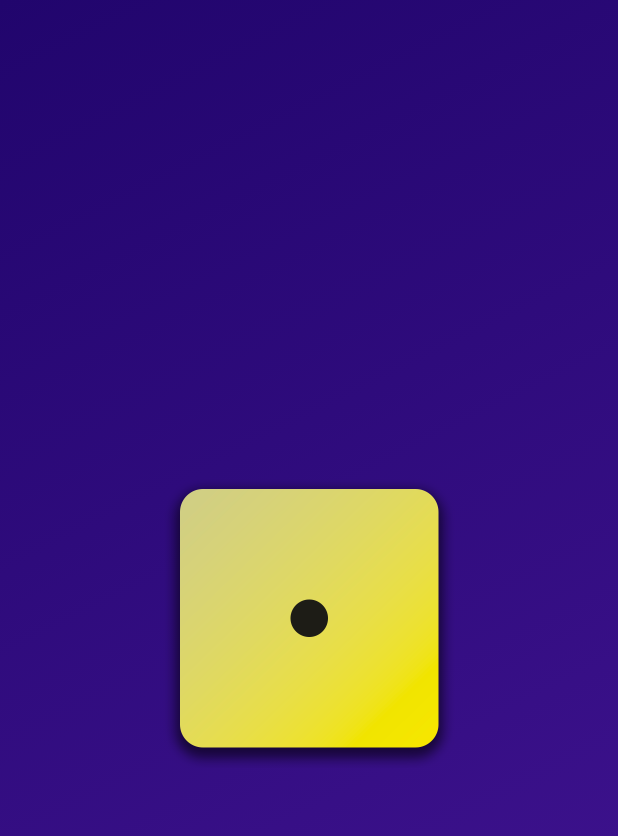
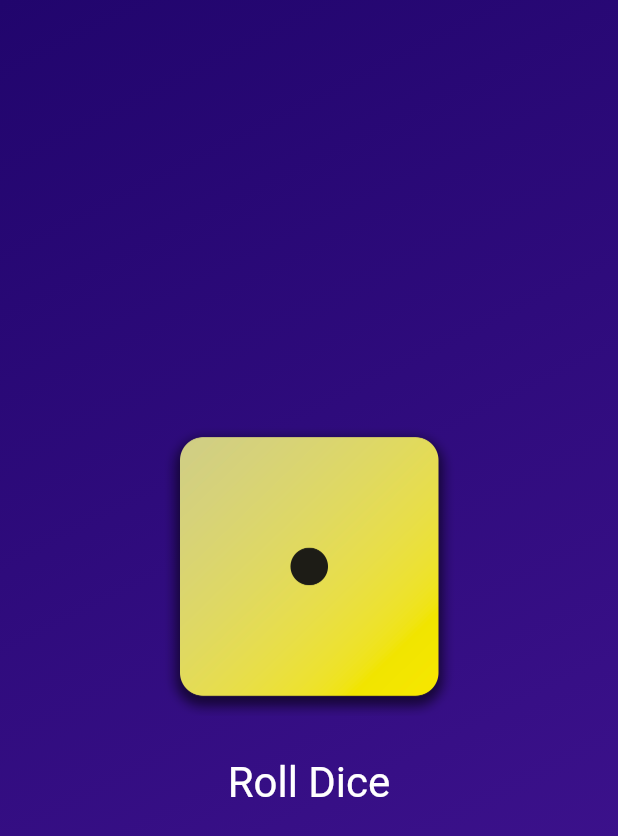
Before and after one commit to hoxhaava/dice-roller, a Flutter app: the screen it shows after launch, on a phone screen of 412 x 824 dp. Shown: the top 836 px of the screen. Run offline on Flutter 3.47's test engine with Material 3 defaults, Android fonts, the phone set to English and light mode, and no system bars.

```diff
--- /dev/null
+++ b/lib/dice_roller.dart
@@ -0,0 +1,44 @@
+import 'package:flutter/material.dart';
+
+class DiceRoller extends StatefulWidget {
+  const DiceRoller({super.key});
+
+  @override
+  State<DiceRoller> createState() {
+    return _DiceRollerState();
+  }
+}
+
+class _DiceRollerState extends State<DiceRoller> {
+  var activeDiceImage = 'assets/images/dice-1.png';
+
+  void rollDice() {
+    activeDiceImage = 'assets/images/dice-4.png';
+  }
+
+  @override
+  Widget build(BuildContext context) {
+    return Column(
+      mainAxisSize: MainAxisSize.min,
+      children: [
+        Image.asset(
+          activeDiceImage,
+          width: 200,
+        ),
+        const SizedBox(
+          height: 20,
+        ),
+        TextButton(
+          onPressed: rollDice,
+          style: TextButton.styleFrom(
+            // padding: const EdgeInsets.only(
+            //   top: 20),
+            foregroundColor: Colors.white,
+            textStyle: const TextStyle(fontSize: 28),
+          ),
+          child: const Text('Roll Dice'),
+        )
+      ],
+    );
+  }
+}
--- a/lib/gradient_container.dart
+++ b/lib/gradient_container.dart
@@ -1,5 +1,5 @@
+import 'package:first_app/dice_roller.dart';
 import 'package:flutter/material.dart';
-import 'package:first_app/styled_text.dart';
 
 const startAlignment = Alignment.topLeft;
 const endAlignment = Alignment.bottomRight;
@@ -19,8 +19,8 @@ class GradientContainer extends StatelessWidget {
           end: endAlignment,
         ),
       ),
-      child: Center(
-        child: Image.asset('assets/images/dice-1.png', width: 200,),
+      child: const Center(
+        child: DiceRoller(),
       ),
     );
   }
```
